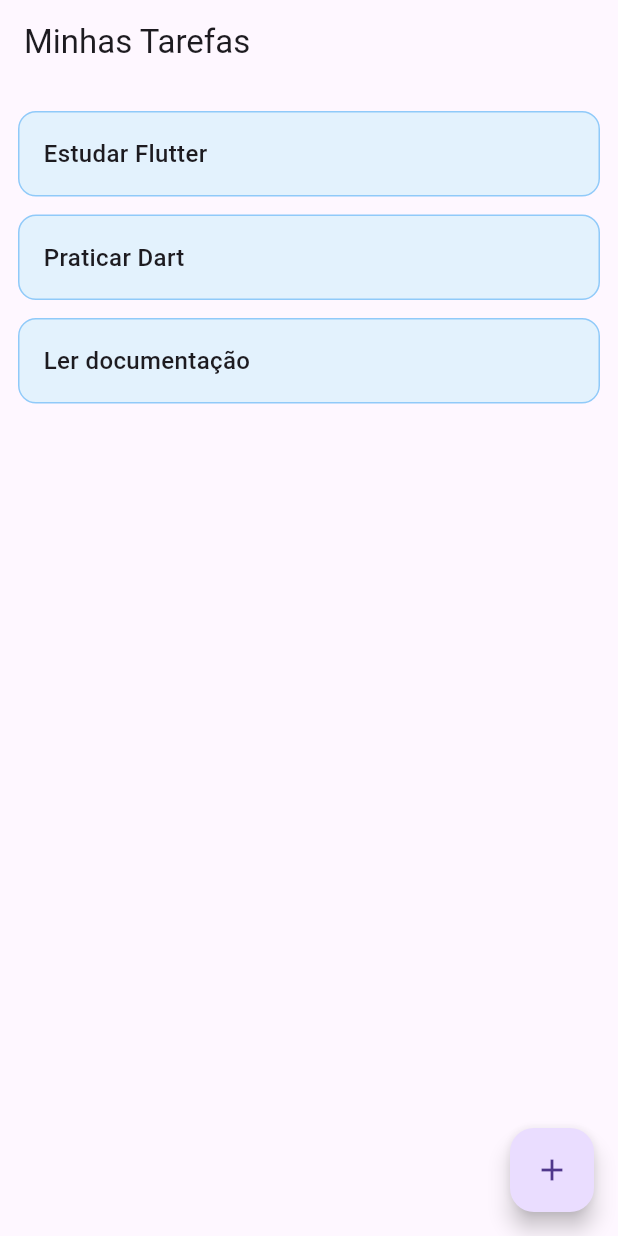
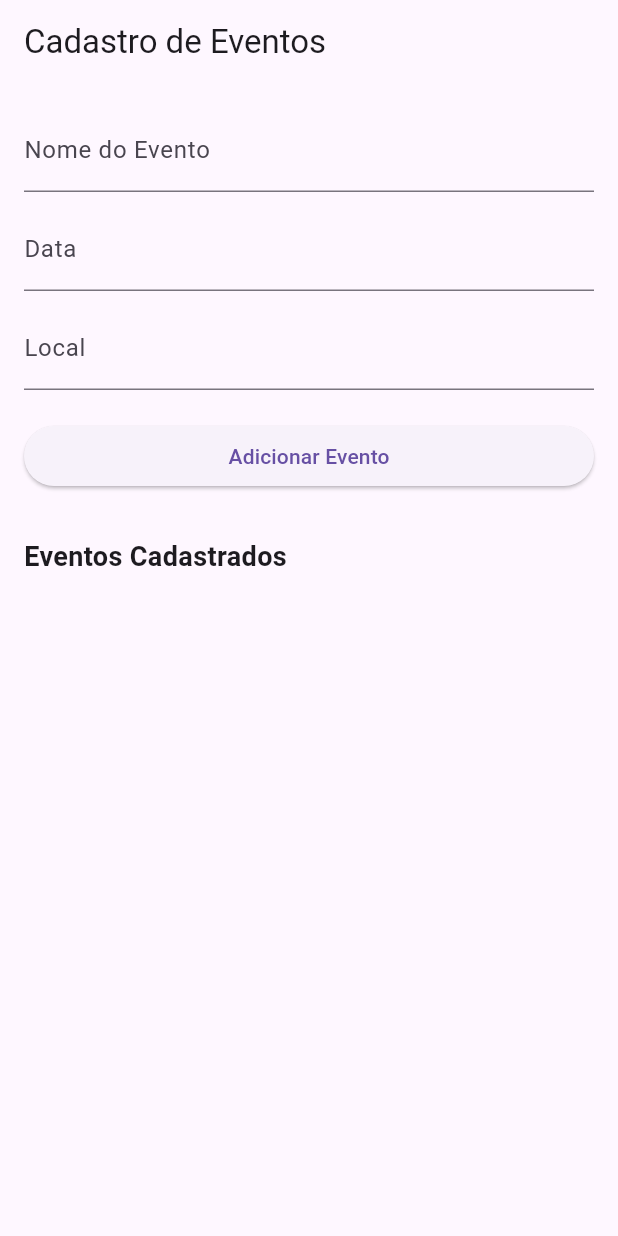
Before and after one commit to WearifulCupid0/desafio2_classhero_utfpr, a Flutter app: the screen it shows after launch, on a phone screen of 412 x 824 dp. Run offline on Flutter 3.47's test engine with Material 3 defaults, Android fonts, the phone set to English and light mode, and no system bars.

Commit message:
first commit

```diff
--- a/lib/main.dart
+++ b/lib/main.dart
@@ -1,4 +1,13 @@
 import 'package:flutter/material.dart';
+
+// Um modelo de dados para representar um evento
+class Evento {
+  String nome;
+  String data;
+  String local;
+
+  Evento({required this.nome, required this.data, required this.local});
+}
 
 void main() {
   runApp(const MyApp());
@@ -10,99 +19,117 @@ class MyApp extends StatelessWidget {
   @override
   Widget build(BuildContext context) {
     return MaterialApp(
-      title: 'Lista de Aprendizado',
+      title: 'Cadastro de Eventos',
       theme: ThemeData(
         primarySwatch: Colors.blue,
       ),
-      home: const TaskPage(),
+      home: const EventoScreen(),
     );
   }
 }
 
-class TaskPage extends StatefulWidget {
-  const TaskPage({super.key});
+class EventoScreen extends StatefulWidget {
+  const EventoScreen({super.key});
 
   @override
-  State<TaskPage> createState() => _TaskPageState();
+  State<EventoScreen> createState() => _EventoScreenState();
 }
 
-class _TaskPageState extends State<TaskPage> {
-  final List<String> _tasks = ["Estudar Flutter", "Praticar Dart", "Ler documentação"];
-  final TextEditingController _controller = TextEditingController();
+class _EventoScreenState extends State<EventoScreen> {
+  // Controladores para os campos de texto
+  final TextEditingController _nomeController = TextEditingController();
+  final TextEditingController _dataController = TextEditingController();
+  final TextEditingController _localController = TextEditingController();
 
-  void _addTask(String task) {
-    if (task.trim().isEmpty) return;
+  // Lista para armazenar os eventos cadastrados
+  final List<Evento> _eventos = [];
+
+  // Método para adicionar um novo evento
+  void _adicionarEvento() {
     setState(() {
-      _tasks.add(task.trim());
+      // Cria um novo objeto Evento com os dados dos controladores
+      final novoEvento = Evento(
+        nome: _nomeController.text,
+        data: _dataController.text,
+        local: _localController.text,
+      );
+
+      // Adiciona o novo evento à lista
+      _eventos.add(novoEvento);
+
+      // Limpa os campos de texto
+      _nomeController.clear();
+      _dataController.clear();
+      _localController.clear();
     });
-    _controller.clear();
   }
 
-  void _showAddTaskDialog() {
-    showDialog(
-      context: context,
-      builder: (ctx) {
-        return AlertDialog(
-          title: const Text("Nova Tarefa"),
-          content: TextField(
-            controller: _controller,
-            decoration: const InputDecoration(
-              hintText: "Digite a tarefa",
-            ),
-          ),
-          actions: [
-            TextButton(
-              onPressed: () {
-                Navigator.of(ctx).pop();
-              },
-              child: const Text("Cancelar"),
-            ),
-            ElevatedButton(
-              onPressed: () {
-                _addTask(_controller.text);
-                Navigator.of(ctx).pop();
-              },
-              child: const Text("Adicionar"),
-            ),
-          ],
-        );
-      },
-    );
+  @override
+  void dispose() {
+    // Libera os controladores quando o widget é descartado
+    _nomeController.dispose();
+    _dataController.dispose();
+    _localController.dispose();
+    super.dispose();
   }
 
   @override
   Widget build(BuildContext context) {
     return Scaffold(
       appBar: AppBar(
-        title: const Text("Minhas Tarefas"),
+        title: const Text('Cadastro de Eventos'),
       ),
       body: Padding(
-        padding: const EdgeInsets.all(12.0),
-        child: ListView.builder(
-          itemCount: _tasks.length,
-          itemBuilder: (context, index) {
-            return Container(
-              margin: const EdgeInsets.symmetric(vertical: 6),
-              padding: const EdgeInsets.all(16),
-              decoration: BoxDecoration(
-                color: Colors.blue[50],
-                borderRadius: BorderRadius.circular(12),
-                border: Border.all(color: Colors.blue.shade200),
+        padding: const EdgeInsets.all(16.0),
+        child: Column(
+          crossAxisAlignment: CrossAxisAlignment.stretch,
+          children: <Widget>[
+            // Campos de texto para nome, data e local
+            TextField(
+              controller: _nomeController,
+              decoration: const InputDecoration(labelText: 'Nome do Evento'),
+            ),
+            const SizedBox(height: 10),
+            TextField(
+              controller: _dataController,
+              decoration: const InputDecoration(labelText: 'Data'),
+            ),
+            const SizedBox(height: 10),
+            TextField(
+              controller: _localController,
+              decoration: const InputDecoration(labelText: 'Local'),
+            ),
+            const SizedBox(height: 20),
+            // Botão para adicionar o evento
+            ElevatedButton(
+              onPressed: _adicionarEvento,
+              child: const Text('Adicionar Evento'),
+            ),
+            const SizedBox(height: 30),
+            // Título para a lista de eventos
+            const Text(
+              'Eventos Cadastrados',
+              style: TextStyle(fontSize: 18, fontWeight: FontWeight.bold),
+            ),
+            const SizedBox(height: 10),
+            // Lista para exibir os eventos
+            Expanded(
+              child: ListView.builder(
+                itemCount: _eventos.length,
+                itemBuilder: (context, index) {
+                  final evento = _eventos[index];
+                  return Card(
+                    margin: const EdgeInsets.symmetric(vertical: 5),
+                    child: ListTile(
+                      title: Text(evento.nome),
+                      subtitle: Text('Data: ${evento.data} - Local: ${evento.local}'),
+                    ),
+                  );
+                },
               ),
-              child: Text(
-                _tasks[index],
-                style: const TextStyle(
-                  fontSize: 16,
-                  fontWeight: FontWeight.w500,
-                ),
-              ),
-            );
-          },
+            ),
+          ],
         ),
-      ),
-      floatingActionButton: FloatingActionButton(
-        onPressed: _showAddTaskDialog,
-        child: const Icon(Icons.add),
       ),
     );
   }
```
